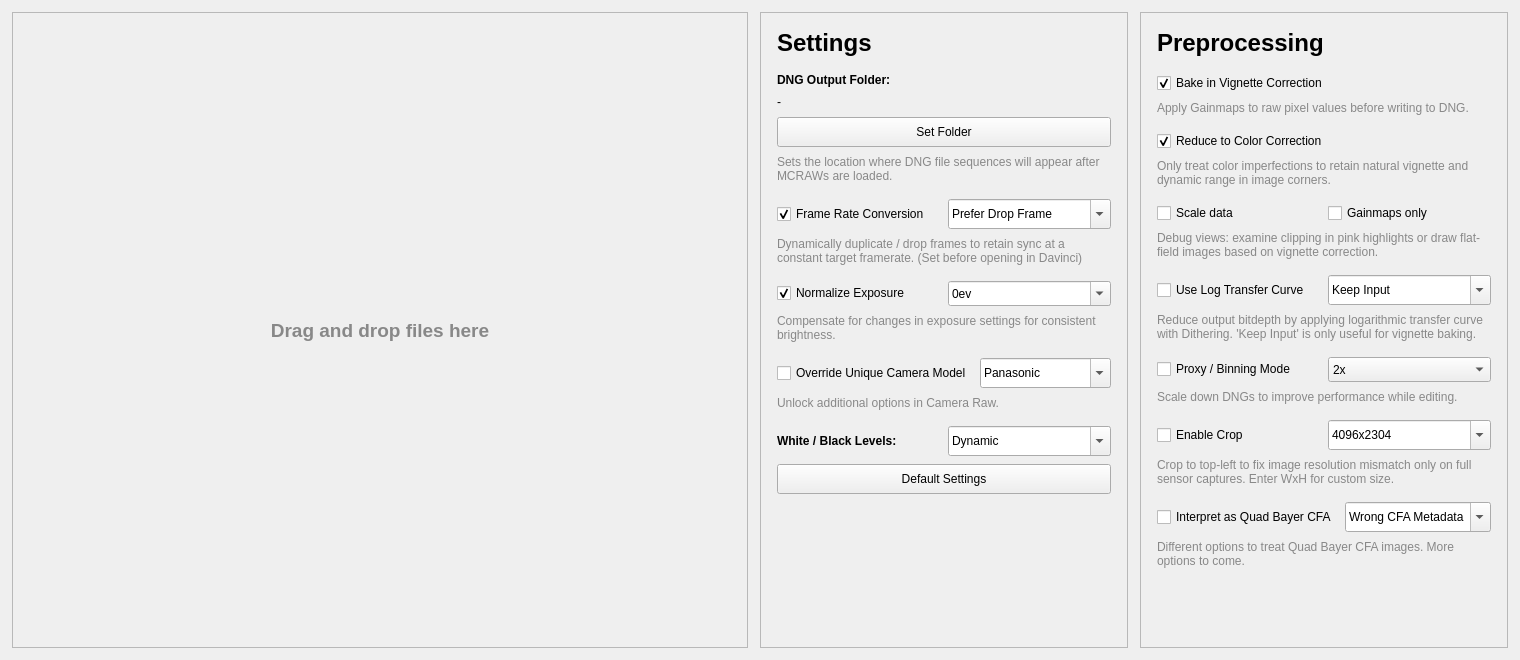
LeonardSander/motioncam-fs, file ui/mainwindow.ui: the form before one commit.
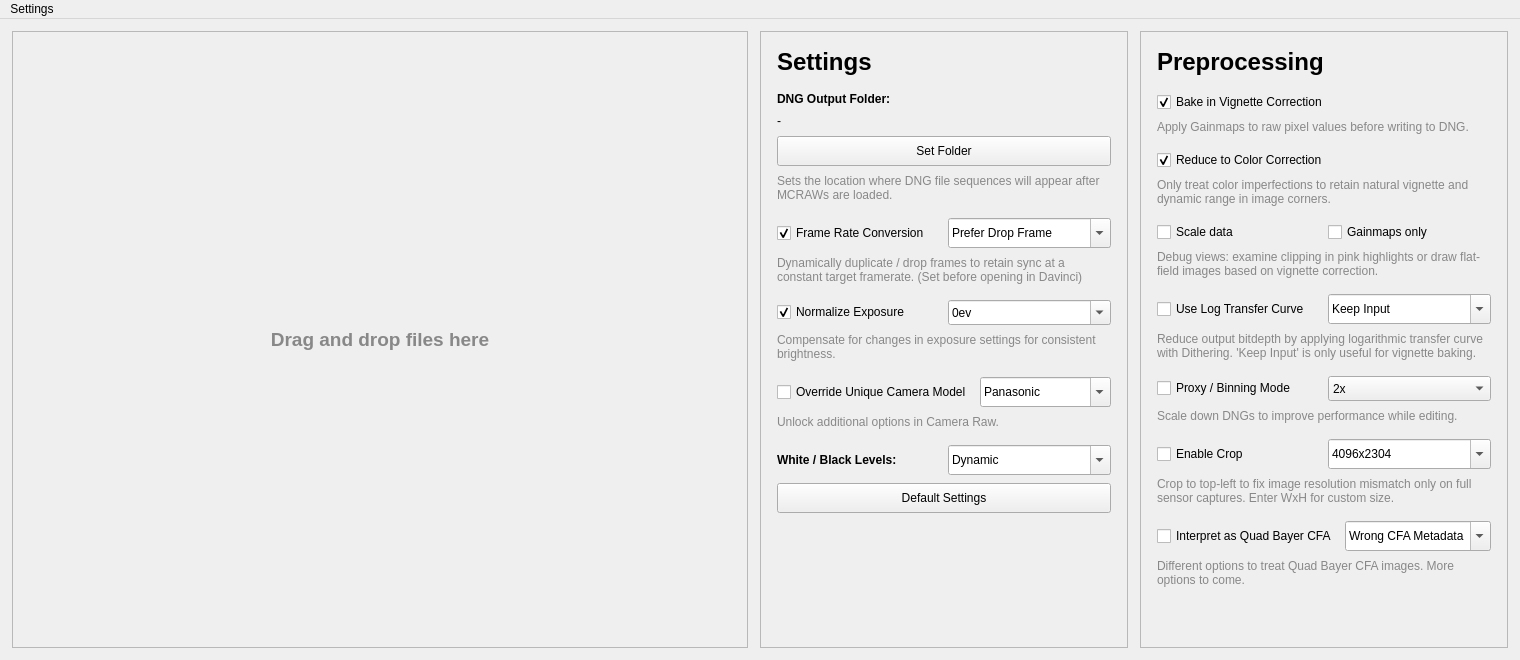
The form after the commit.

Commit message: Add preferences dialog and settings menu

```diff
--- a/ui/mainwindow.ui
+++ b/ui/mainwindow.ui
@@ -965,6 +965,31 @@
     </item>
    </layout>
   </widget>
+  <widget class="QMenuBar" name="menubar">
+   <property name="geometry">
+    <rect>
+     <x>0</x>
+     <y>0</y>
+     <width>1520</width>
+     <height>21</height>
+    </rect>
+   </property>
+   <widget class="QMenu" name="menuSettings">
+    <property name="title">
+     <string>Settings</string>
+    </property>
+    <addaction name="actionOpenSettings"/>
+   </widget>
+   <addaction name="menuSettings"/>
+  </widget>
+  <action name="actionOpenSettings">
+   <property name="text">
+    <string>Preferences...</string>
+   </property>
+   <property name="shortcut">
+    <string>Ctrl+,</string>
+   </property>
+  </action>
  </widget>
  <resources/>
  <connections/>
```
The commit also changes 5 other files.
